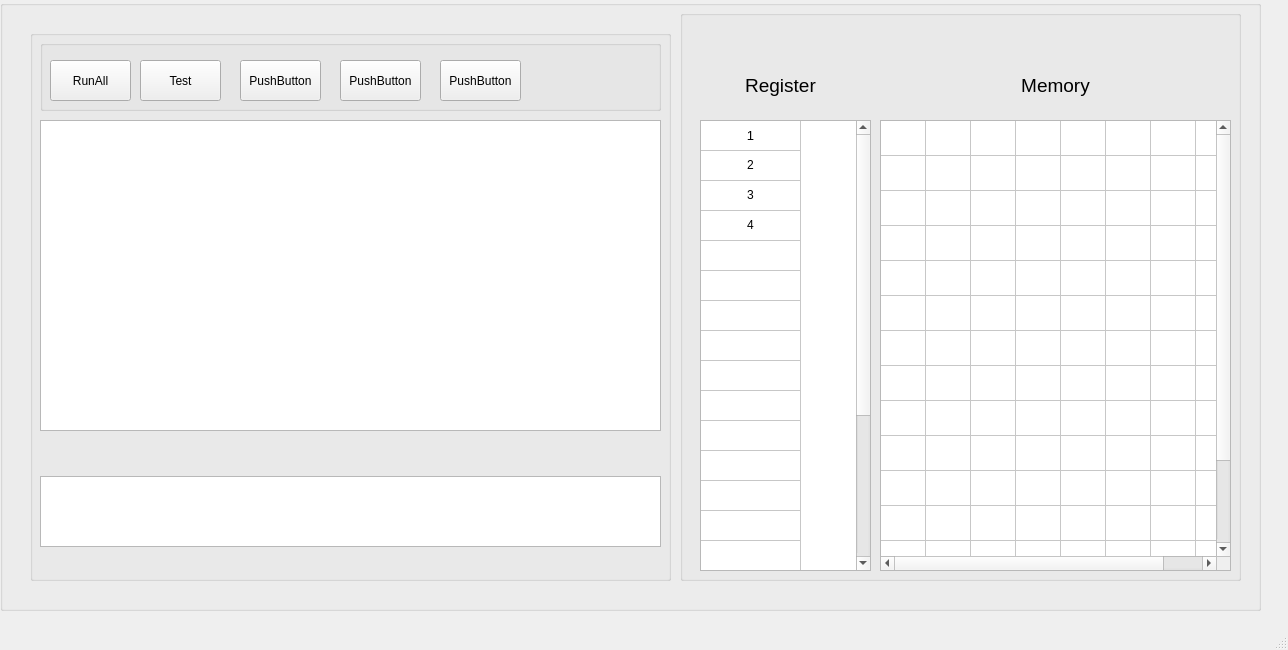
Qt form UI/mainwindow.ui (PhucNguyenSolver/ARMv8) before a commit.
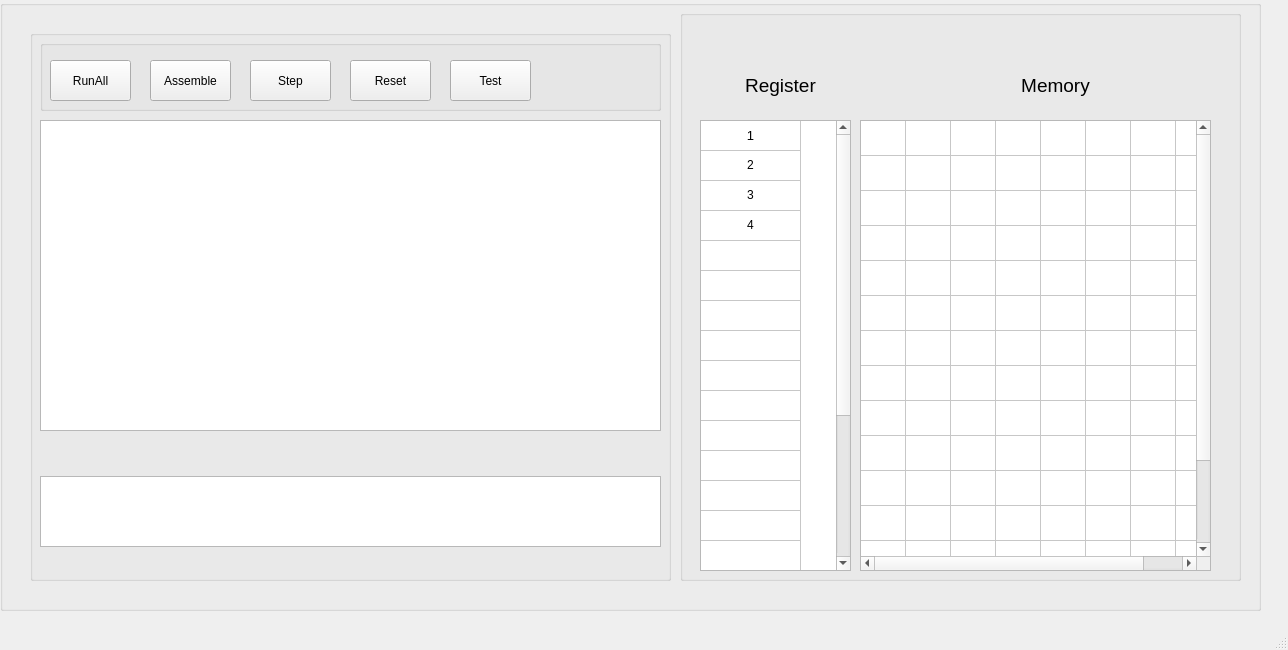
The same form after that commit. Custom widgets are drawn as their Qt base class.

```diff
--- a/UI/mainwindow.ui
+++ b/UI/mainwindow.ui
@@ -55,7 +55,7 @@
        <rect>
         <x>20</x>
         <y>110</y>
-        <width>171</width>
+        <width>151</width>
         <height>451</height>
        </rect>
       </property>
@@ -169,7 +169,7 @@
      <widget class="QTableWidget" name="tableWidget_2">
       <property name="geometry">
        <rect>
-        <x>200</x>
+        <x>180</x>
         <y>110</y>
         <width>351</width>
         <height>451</height>
@@ -339,7 +339,7 @@
       <widget class="QPushButton" name="testButton">
        <property name="geometry">
         <rect>
-         <x>100</x>
+         <x>410</x>
          <y>20</y>
          <width>81</width>
          <height>41</height>
@@ -352,40 +352,40 @@
       <widget class="QPushButton" name="pushButton_3">
        <property name="geometry">
         <rect>
-         <x>200</x>
+         <x>110</x>
          <y>20</y>
          <width>81</width>
          <height>41</height>
         </rect>
        </property>
        <property name="text">
-        <string>PushButton</string>
+        <string>Assemble</string>
        </property>
       </widget>
       <widget class="QPushButton" name="pushButton_4">
        <property name="geometry">
         <rect>
-         <x>300</x>
+         <x>210</x>
          <y>20</y>
          <width>81</width>
          <height>41</height>
         </rect>
        </property>
        <property name="text">
-        <string>PushButton</string>
+        <string>Step</string>
        </property>
       </widget>
       <widget class="QPushButton" name="pushButton_5">
        <property name="geometry">
         <rect>
-         <x>400</x>
+         <x>310</x>
          <y>20</y>
          <width>81</width>
          <height>41</height>
         </rect>
        </property>
        <property name="text">
-        <string>PushButton</string>
+        <string>Reset</string>
        </property>
       </widget>
      </widget>
```
Left out of the diff: 2 changed lines with no effect on the pictures.
